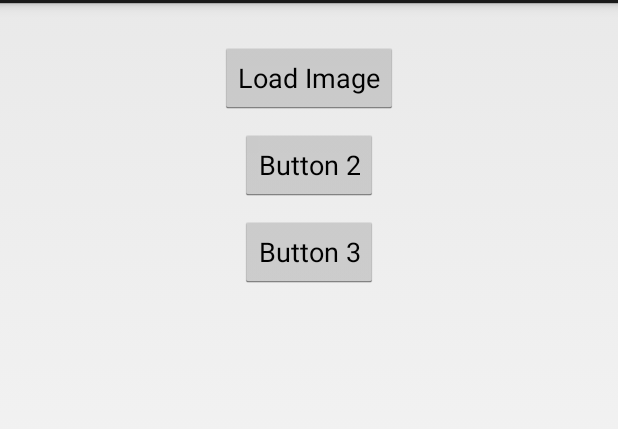
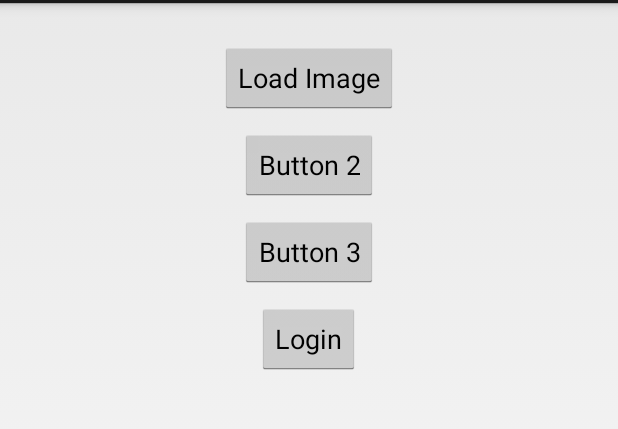
Before and after one commit to firstthumb/AspectJ-Android-Example, an Android app: the screen it shows after launch (AspectActivity), after a tap on "Button 2", on a phone screen of 412 x 824 dp, the part 69-498 px from its top. Run offline under Robolectric (Android 15) with nearby library versions, the phone set to English and light mode, and no system bars; libraries missing offline, so code that uses them is left out: android.net.http, com.nostra13.universalimageloader; 3 statements that could not run were skipped.

Commit message:
AuthenticationAspect added

```diff
--- a/app/src/main/java/android/mobile/peakgames/net/aspectjandroid/AspectActivity.java
+++ b/app/src/main/java/android/mobile/peakgames/net/aspectjandroid/AspectActivity.java
@@ -1,24 +1,22 @@
 package android.mobile.peakgames.net.aspectjandroid;
 
 import android.app.Activity;
+import android.app.AlertDialog;
+import android.content.DialogInterface;
 import android.graphics.Bitmap;
 import android.net.http.AndroidHttpClient;
 import android.os.AsyncTask;
 import android.os.Bundle;
-import android.util.Log;
 import android.view.Menu;
 import android.view.MenuItem;
 import android.view.View;
 import android.widget.Button;
+import android.widget.EditText;
 import android.widget.ImageView;
-
 import com.nostra13.universalimageloader.cache.memory.impl.LruMemoryCache;
 import com.nostra13.universalimageloader.core.DisplayImageOptions;
 import com.nostra13.universalimageloader.core.ImageLoader;
 import com.nostra13.universalimageloader.core.ImageLoaderConfiguration;
-import com.nostra13.universalimageloader.core.display.SimpleBitmapDisplayer;
-import com.nostra13.universalimageloader.core.listener.SimpleImageLoadingListener;
-
 import org.apache.http.HttpEntity;
 import org.apache.http.HttpResponse;
 import org.apache.http.HttpStatus;
@@ -36,9 +34,10 @@ public class AspectActivity extends Activity {
     private HttpGet getRequest = new HttpGet("http://www.peakgames.net/");
 
     private static final String[] IMAGES = new String[21];
+
     static {
         for (int i = 0; i < 21; i++) {
-            IMAGES[i] = String.format("http://www.google.com.tr/intl/tr/logoyapsana/images/winners/30_%02d.gif", (i+1));
+            IMAGES[i] = String.format("http://www.google.com.tr/intl/tr/logoyapsana/images/winners/30_%02d.gif", (i + 1));
         }
     }
 
@@ -84,7 +83,27 @@ public class AspectActivity extends Activity {
             button.setOnClickListener(new View.OnClickListener() {
                 @Override
                 public void onClick(View v) {
-                    doAsyncCall();
+                    doAuthAsyncCall();
+                }
+            });
+        }
+
+        {
+            final EditText input = new EditText(this);
+            Button button = (Button) findViewById(R.id.clickButton4);
+            button.setOnClickListener(new View.OnClickListener() {
+                @Override
+                public void onClick(View v) {
+                    new AlertDialog.Builder(AspectActivity.this)
+                            .setTitle("Login Name")
+                            .setMessage("Enter your login name")
+                            .setView(input)
+                            .setPositiveButton("Ok", new DialogInterface.OnClickListener() {
+                                public void onClick(DialogInterface dialog, int whichButton) {
+                                    Session.getInstance().setName(input.getText().toString());
+                                }
+                            })
+                            .show();
                 }
             });
         }
@@ -109,6 +128,17 @@ public class AspectActivity extends Activity {
     }
 
     public void doAsyncCall() {
+        new AsyncTask<Void, Void, String>() {
+
+            @Override
+            protected String doInBackground(Void... params) {
+                return doHttpCall();
+            }
+        }.execute();
+    }
+
+    @SecureMethod
+    public void doAuthAsyncCall() {
         new AsyncTask<Void, Void, String>() {
 
             @Override
--- a/app/src/main/res/layout/activity_aspect.xml
+++ b/app/src/main/res/layout/activity_aspect.xml
@@ -34,6 +34,15 @@
         android:layout_centerHorizontal="true"
         android:layout_marginTop="10dp" />
 
+    <Button
+            android:layout_width="wrap_content"
+            android:layout_height="wrap_content"
+            android:text="Login"
+            android:id="@+id/clickButton4"
+            android:layout_below="@+id/clickButton3"
+            android:layout_centerHorizontal="true"
+            android:layout_marginTop="10dp" />
+
     <ImageView
         android:layout_width="wrap_content"
         android:layout_height="wrap_content"
```
Also changed, not shown: app/src/main/java/android/mobile/peakgames/net/aspectjandroid/SecureMethod.java (added, +11 -0 lines), app/src/main/java/android/mobile/peakgames/net/aspectjandroid/Session.java (added, +24 -0 lines), app/src/main/java/android/mobile/peakgames/net/aspectjandroid/aspect/AuthenticationAspect.java (added, +37 -0 lines), app/src/main/java/android/mobile/peakgames/net/aspectjandroid/exception/AuthenticationException.java (added, +8 -0 lines).
